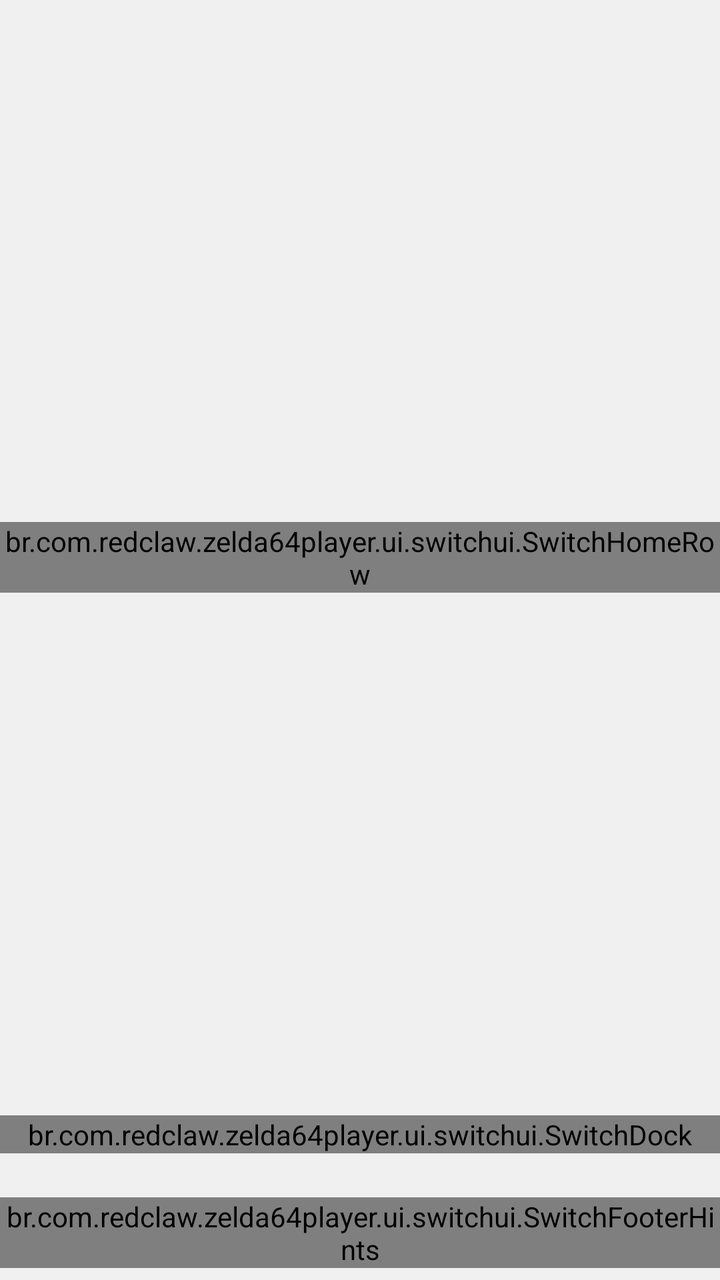
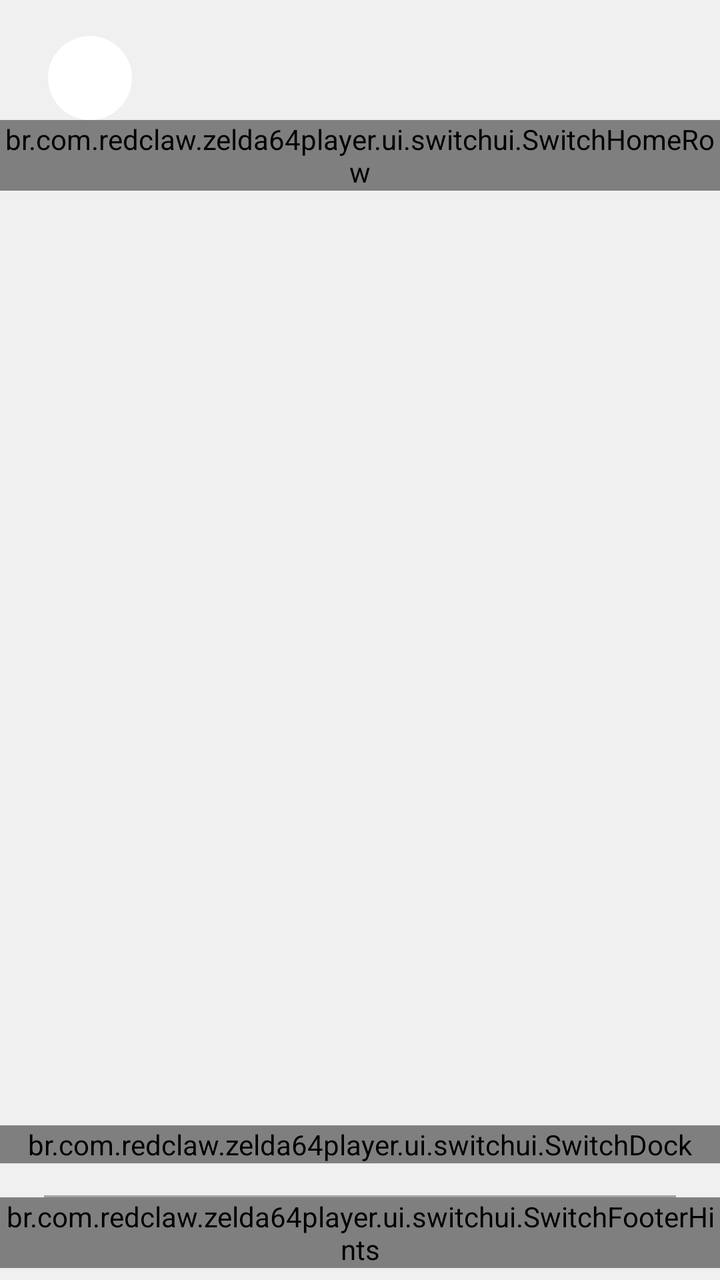

An Android layout rendered at two revisions. The XML below is the earlier revision; the diff shows what the commit changed to produce the second picture.
<!-- AndroidManifest.xml: application theme Theme.Zelda64Player -->
<!-- res/layout/activity_library.xml -->
<?xml version="1.0" encoding="utf-8"?>
<FrameLayout xmlns:android="http://schemas.android.com/apk/res/android"
    xmlns:app="http://schemas.android.com/apk/res-auto"
    android:layout_width="match_parent"
    android:layout_height="match_parent"
    android:background="@color/switch_bg">

    <LinearLayout
        android:layout_width="match_parent"
        android:layout_height="match_parent"
        android:orientation="vertical">

        
        <Space
            android:layout_width="match_parent"
            android:layout_height="0dp"
            android:layout_weight="1" />

        <br.com.redclaw.zelda64player.ui.switchui.SwitchHomeRow
            android:id="@+id/library_home_row"
            android:layout_width="match_parent"
            android:layout_height="wrap_content" />

        
        <Space
            android:layout_width="match_parent"
            android:layout_height="0dp"
            android:layout_weight="1" />

        <br.com.redclaw.zelda64player.ui.switchui.SwitchDock
            android:id="@+id/library_dock"
            android:layout_width="match_parent"
            android:layout_height="wrap_content"
            android:layout_marginBottom="@dimen/switch_screen_margin" />

        <br.com.redclaw.zelda64player.ui.switchui.SwitchFooterHints
            android:id="@+id/library_footer"
            android:layout_width="match_parent"
            android:layout_height="wrap_content"
            android:layout_marginBottom="6dp" />
    </LinearLayout>

    
    <LinearLayout
        android:id="@+id/library_empty"
        android:layout_width="match_parent"
        android:layout_height="wrap_content"
        android:layout_gravity="center"
        android:gravity="center"
        android:orientation="vertical"
        android:padding="24dp"
        android:visibility="gone">

        <ImageView
            android:layout_width="96dp"
            android:layout_height="96dp"
            android:contentDescription="@string/library_empty"
            android:src="@drawable/ic_launcher_foreground"
            android:tint="@color/switch_text_secondary"
            app:tint="@color/switch_text_secondary" />

        <TextView
            android:layout_width="match_parent"
            android:layout_height="wrap_content"
            android:layout_marginTop="16dp"
            android:gravity="center"
            android:text="@string/library_empty"
            android:textColor="@color/switch_text_secondary"
            android:textSize="16sp" />
    </LinearLayout>

</FrameLayout>
<!-- resources referenced by this layout -->
<resources>
  <color name="switch_bg">#F0F0F0</color>
  <color name="switch_text_secondary">#666666</color>
  <dimen name="switch_screen_margin">22dp</dimen>
  <!-- drawable ic_launcher_foreground (drawable) -->
  <vector xmlns:android="http://schemas.android.com/apk/res/android"
      android:width="108dp"
      android:height="108dp"
      android:viewportWidth="108"
      android:viewportHeight="108"
      android:tint="#000000">
    <group android:scaleX="1.9575"
        android:scaleY="1.9575"
        android:translateX="30.51"
        android:translateY="30.51">
      <path
          android:fillColor="@android:color/white"
          android:pathData="M21,6L3,6c-1.1,0 -2,0.9 -2,2v8c0,1.1 0.9,2 2,2h18c1.1,0 2,-0.9 2,-2L23,8c0,-1.1 -0.9,-2 -2,-2zM11,13L8,13v3L6,16v-3L3,13v-2h3L6,8h2v3h3v2zM15.5,15c-0.83,0 -1.5,-0.67 -1.5,-1.5s0.67,-1.5 1.5,-1.5 1.5,0.67 1.5,1.5 -0.67,1.5 -1.5,1.5zM19.5,12c-0.83,0 -1.5,-0.67 -1.5,-1.5S18.67,9 19.5,9s1.5,0.67 1.5,1.5 -0.67,1.5 -1.5,1.5z"/>
    </group>
  </vector>
  <string name="library_empty">Nenhum hack instalado</string>
  <color name="color_primary">#02830c</color>
  <color name="color_on_primary">#FFFFFF</color>
  <color name="color_secondary">#FFA000</color>
  <color name="color_on_secondary">#FFFFFF</color>
  <color name="color_error">#B3261E</color>
  <color name="color_on_error">#FFFFFF</color>
  <color name="switch_panel">#FFFFFF</color>
  <color name="switch_text_primary">#333333</color>
  <style name="Theme.Zelda64Player.BottomSheet" parent="Theme.Material3.DayNight.NoActionBar">
          <item name="android:windowIsFloating">false</item>
          <item name="android:windowBackground">@android:color/transparent</item>
          <item name="android:windowAnimationStyle">@style/StoreBottomSheetAnimation</item>
          <item name="bottomSheetStyle">@style/Widget.Zelda.BottomSheet</item>
      </style>
  <style name="StoreBottomSheetAnimation">
          <item name="android:windowEnterAnimation">@anim/slide_in_up</item>
          <item name="android:windowExitAnimation">@anim/slide_out_down</item>
      </style>
  <style name="Widget.Zelda.BottomSheet" parent="Widget.Material3.BottomSheet">
          <item name="backgroundTint">@android:color/transparent</item>
          <item name="android:background">@android:color/transparent</item>
      </style>
  <!-- unchanged entries left out for length: 1 -->
</resources>

<!-- the commit's change to res/layout/activity_library.xml (unified diff, before → after) -->
@@ -13,8 +13,7 @@
         
         <Space
             android:layout_width="match_parent"
-            android:layout_height="0dp"
-            android:layout_weight="1" />
+            android:layout_height="60dp" />
 
         <br.com.redclaw.zelda64player.ui.switchui.SwitchHomeRow
             android:id="@+id/library_home_row"
@@ -31,7 +30,16 @@
             android:id="@+id/library_dock"
             android:layout_width="match_parent"
             android:layout_height="wrap_content"
-            android:layout_marginBottom="@dimen/switch_screen_margin" />
+            android:layout_marginBottom="16dp" />
+
+        
+        <View
+            android:layout_width="match_parent"
+            android:layout_height="1dp"
+            android:layout_marginStart="@dimen/switch_screen_margin"
+            android:layout_marginEnd="@dimen/switch_screen_margin"
+            android:alpha="0.55"
+            android:background="@color/switch_text_secondary" />
 
         <br.com.redclaw.zelda64player.ui.switchui.SwitchFooterHints
             android:id="@+id/library_footer"
@@ -39,6 +47,21 @@
             android:layout_height="wrap_content"
             android:layout_marginBottom="6dp" />
     </LinearLayout>
+
+    
+    <ImageButton
+        android:id="@+id/library_ra_avatar"
+        android:layout_width="42dp"
+        android:layout_height="42dp"
+        android:layout_gravity="top|start"
+        android:layout_marginStart="24dp"
+        android:layout_marginTop="18dp"
+        android:background="@drawable/bg_ra_avatar"
+        android:contentDescription="@string/ra_profile_avatar_description"
+        android:focusable="true"
+        android:padding="3dp"
+        android:scaleType="centerCrop"
+        android:src="@drawable/ic_trophy" />
 
     
     <LinearLayout
<!-- resource entries referenced after the edit -->
@@ -3,6 +3,23 @@
   <color name="switch_bg">#F0F0F0</color>
   <color name="switch_text_secondary">#666666</color>
   <dimen name="switch_screen_margin">22dp</dimen>
+  <!-- drawable bg_ra_avatar (drawable) -->
+  <?xml version="1.0" encoding="utf-8"?>
+  <selector xmlns:android="http://schemas.android.com/apk/res/android">
+      <item android:state_focused="true">
+          <shape android:shape="oval">
+              <solid android:color="@color/switch_dock_circle" />
+              <stroke
+                  android:width="@dimen/switch_focus_border_width"
+                  android:color="@color/switch_accent_focus" />
+          </shape>
+      </item>
+      <item>
+          <shape android:shape="oval">
+              <solid android:color="@color/switch_dock_circle" />
+          </shape>
+      </item>
+  </selector>
   <!-- drawable ic_launcher_foreground (drawable) -->
   <vector xmlns:android="http://schemas.android.com/apk/res/android"
       android:width="108dp"
@@ -19,7 +36,27 @@
           android:pathData="M21,6L3,6c-1.1,0 -2,0.9 -2,2v8c0,1.1 0.9,2 2,2h18c1.1,0 2,-0.9 2,-2L23,8c0,-1.1 -0.9,-2 -2,-2zM11,13L8,13v3L6,16v-3L3,13v-2h3L6,8h2v3h3v2zM15.5,15c-0.83,0 -1.5,-0.67 -1.5,-1.5s0.67,-1.5 1.5,-1.5 1.5,0.67 1.5,1.5 -0.67,1.5 -1.5,1.5zM19.5,12c-0.83,0 -1.5,-0.67 -1.5,-1.5S18.67,9 19.5,9s1.5,0.67 1.5,1.5 -0.67,1.5 -1.5,1.5z"/>
     </group>
   </vector>
+  <!-- drawable ic_trophy (drawable) -->
+  <vector xmlns:android="http://schemas.android.com/apk/res/android"
+      android:width="24dp"
+      android:height="24dp"
+      android:viewportWidth="24"
+      android:viewportHeight="24"
+      android:tint="#FFFFFF">
+      
+      <path
+          android:fillColor="#00000000"
+          android:strokeColor="#FF000000"
+          android:strokeWidth="2"
+          android:strokeLineCap="round"
+          android:strokeLineJoin="round"
+          android:pathData="M6,4 h12 v4 c0,3 -2.5,5 -6,5 c-3.5,0 -6,-2 -6,-5 z M6,5 C3,5 3,9 6,9 M18,5 C21,5 21,9 18,9 M12,13 v3 M9,16 h6 v2.5 a1,1 0 0 1 -1,1 h-4 a1,1 0 0 1 -1,-1 z" />
+  </vector>
   <string name="library_empty">Nenhum hack instalado</string>
+  <string name="ra_profile_avatar_description">Avatar do jogador RetroAchievements</string>
+  <color name="switch_dock_circle">#FFFFFF</color>
+  <dimen name="switch_focus_border_width">3dp</dimen>
+  <color name="switch_accent_focus">#00BCD4</color>
   <color name="color_primary">#02830c</color>
   <color name="color_on_primary">#FFFFFF</color>
   <color name="color_secondary">#FFA000</color>
